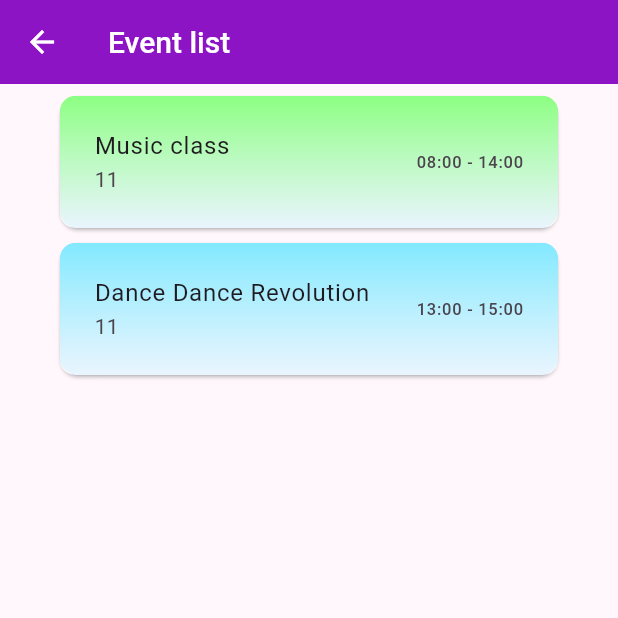
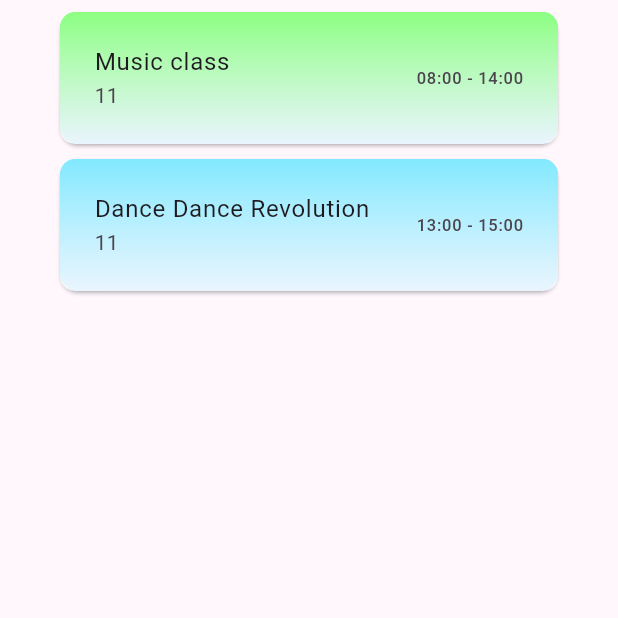
Before and after one commit to z-rayc/timetable-app, a Flutter app: the SelectCoursesScreen screen opened directly, after a tap on "Confirm", on a phone screen of 412 x 824 dp, the top half of it. Run offline on Flutter 3.47's test engine with Material 2 defaults, Android fonts, the phone set to English and light mode, and no system bars; our stand-ins replace flutter_riverpod, flutter_svg, google_fonts, google_sign_in, supabase_flutter; accounts and stored records are empty; Roboto replaces fonts that are missing (Alata); project files that could hold a hidden picture were left out.

Commit message:
fix: :lipstick: show timetable on the timetable screen and rename enum to singleday...

```diff
--- a/lib/providers/nav_provider.dart
+++ b/lib/providers/nav_provider.dart
@@ -17,7 +17,7 @@ import 'package:timetable_app/screens/tabs_screen.dart';
 
 enum NavState {
   splash(SplashScreen()),
-  timetable(SingleDayTimetable()),
+  singleDayTimetable(SingleDayTimetable()),
   login(LoginScreen()),
   loginEmail(LoginEmailScreen()),
   register(RegisterScreen()),
--- a/lib/screens/select_courses_screen.dart
+++ b/lib/screens/select_courses_screen.dart
@@ -235,7 +235,7 @@ class _SelectCoursesScreenState extends State<SelectCoursesScreen> {
             const SizedBox(height: 20),
             ElevatedButton(
               onPressed: () {
-                replaceNewScreen(context, NavState.timetable);
+                replaceNewScreen(context, NavState.singleDayTimetable);
               },
               style: AppThemes.entryButtonTheme,
               child: const Text("Confirm"),
--- a/lib/screens/single_day_timetable.dart
+++ b/lib/screens/single_day_timetable.dart
@@ -14,9 +14,6 @@ class SingleDayTimetable extends ConsumerWidget {
     timetable.courseEvents.sort((a, b) => a.startTime.compareTo(b.startTime));
 
     return Scaffold(
-      appBar: AppBar(
-        title: const Text("Event list"),
-      ),
       body: ListView.builder(
         itemCount: timetable.courseEvents.length,
         itemBuilder: (context, index) {
--- a/lib/screens/tabs_screen.dart
+++ b/lib/screens/tabs_screen.dart
@@ -3,7 +3,7 @@ import 'package:flutter_riverpod/flutter_riverpod.dart';
 import 'package:timetable_app/app_themes.dart';
 import 'package:timetable_app/providers/nav_provider.dart';
 import 'package:timetable_app/screens/chats_screen.dart';
-import 'package:timetable_app/screens/temp_timetable_screen.dart';
+import 'package:timetable_app/screens/timetable_screen.dart';
 import 'package:timetable_app/widgets/nav_drawer.dart';
 
 class TabsScreen extends ConsumerStatefulWidget {
@@ -48,7 +48,7 @@ class _TabsScreenState extends ConsumerState<TabsScreen> {
   @override
   Widget build(BuildContext context) {
     String activeTitle = 'Timetable';
-    Widget activePage = const TempTimetableScreen();
+    Widget activePage = const TimetableScreen();
 
     if (_selectedPageIndex == 1) {
       activeTitle = 'Chats';
```
Also changed, not shown: lib/screens/temp_timetable_screen.dart (deleted, +0 -14 lines), lib/screens/timetable_screen.dart (added, +20 -0 lines).
